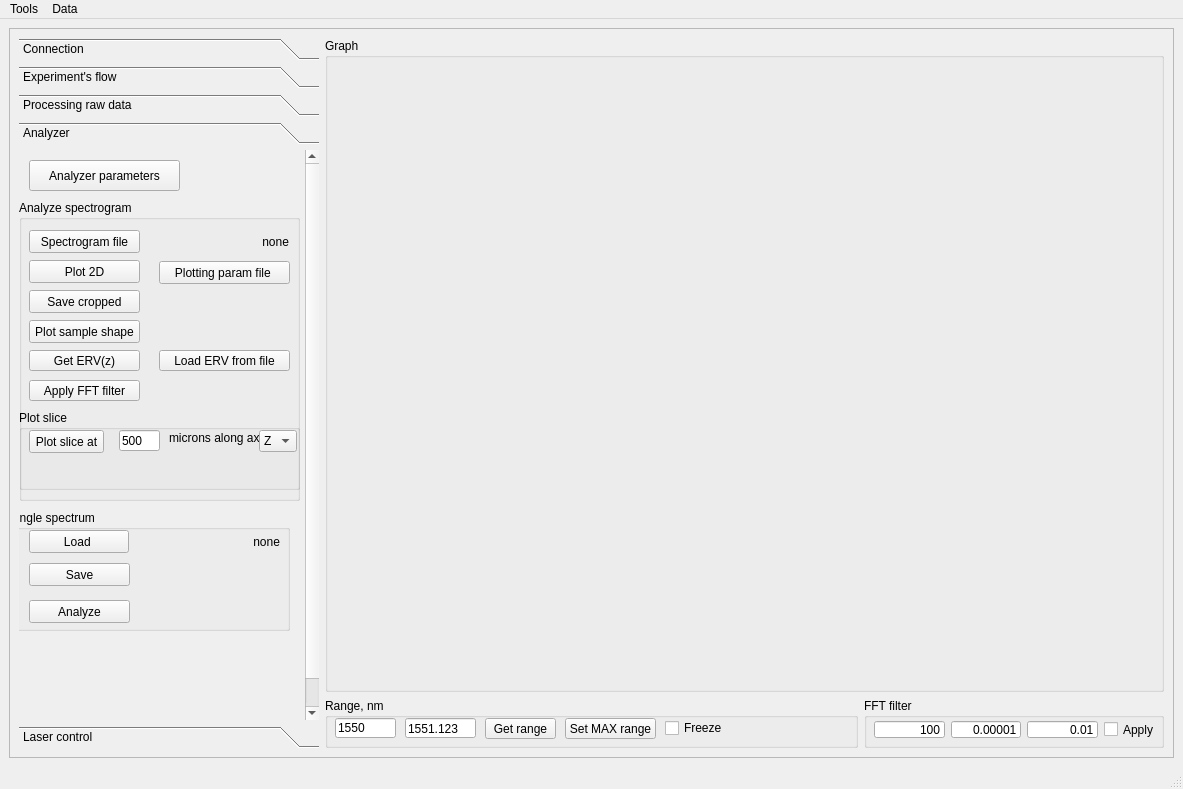
The window that Windows/UIs/MainWindow.ui (al509/ScanLoop) describes before a commit, drawn with Qt 5.
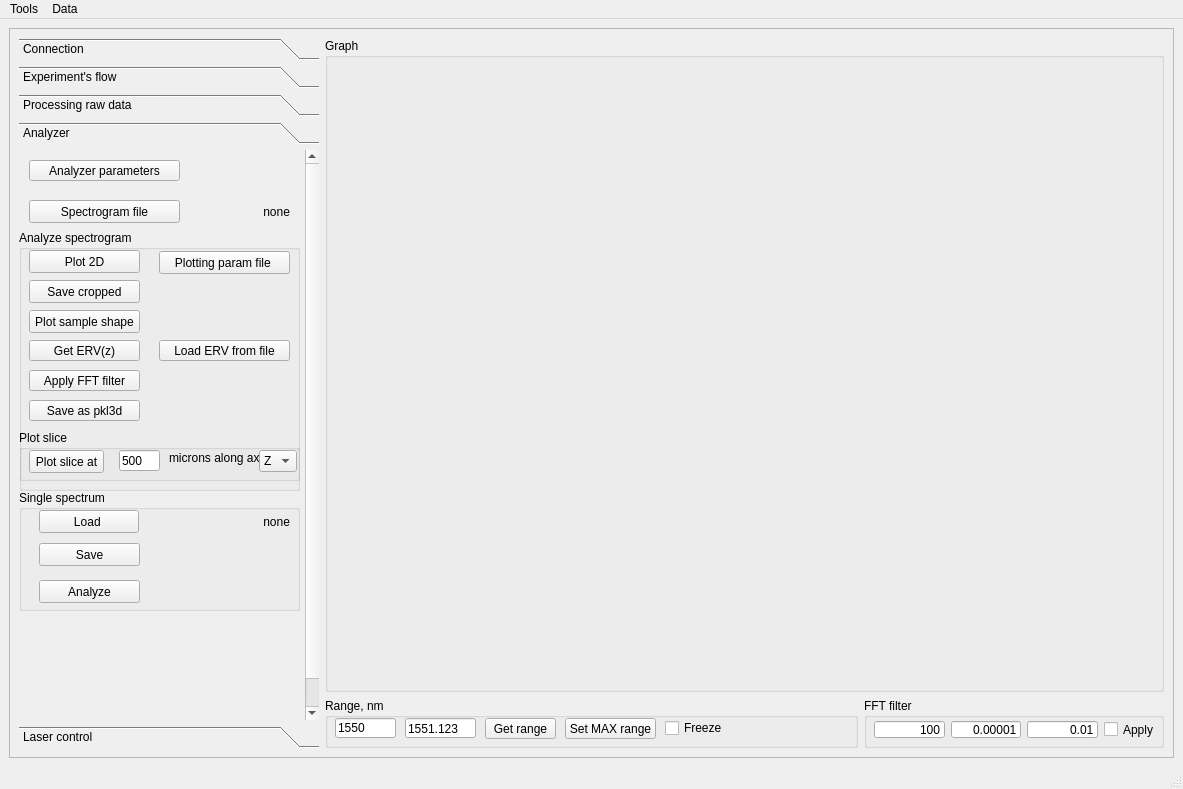
The same window after the commit. The open tabs and pages were chosen to show the change.

Diff of the .ui file:
```diff
--- a/Windows/UIs/MainWindow.ui
+++ b/Windows/UIs/MainWindow.ui
@@ -1445,7 +1445,7 @@
             <rect>
              <x>0</x>
              <y>0</y>
-             <width>98</width>
+             <width>283</width>
              <height>600</height>
             </rect>
            </property>
@@ -1462,48 +1462,19 @@
             <property name="geometry">
              <rect>
               <x>0</x>
-              <y>50</y>
+              <y>80</y>
               <width>281</width>
-              <height>301</height>
+              <height>261</height>
              </rect>
             </property>
             <property name="title">
              <string>Analyze spectrogram</string>
             </property>
-            <widget class="QPushButton" name="pushButton_analyzer_choose_file_spectrogram">
-             <property name="geometry">
-              <rect>
-               <x>10</x>
-               <y>30</y>
-               <width>111</width>
-               <height>23</height>
-              </rect>
-             </property>
-             <property name="text">
-              <string>Spectrogram file</string>
-             </property>
-            </widget>
-            <widget class="QLabel" name="label_analyzer_file">
-             <property name="geometry">
-              <rect>
-               <x>119</x>
-               <y>30</y>
-               <width>151</width>
-               <height>23</height>
-              </rect>
-             </property>
-             <property name="text">
-              <string>none</string>
-             </property>
-             <property name="alignment">
-              <set>Qt::AlignRight|Qt::AlignTrailing|Qt::AlignVCenter</set>
-             </property>
-            </widget>
             <widget class="QPushButton" name="pushButton_analyzer_plot2D">
              <property name="geometry">
               <rect>
                <x>10</x>
-               <y>60</y>
+               <y>20</y>
                <width>111</width>
                <height>23</height>
               </rect>
@@ -1516,7 +1487,7 @@
              <property name="geometry">
               <rect>
                <x>10</x>
-               <y>120</y>
+               <y>80</y>
                <width>111</width>
                <height>23</height>
               </rect>
@@ -1529,9 +1500,9 @@
              <property name="geometry">
               <rect>
                <x>0</x>
-               <y>210</y>
+               <y>200</y>
                <width>281</width>
-               <height>80</height>
+               <height>51</height>
               </rect>
              </property>
              <property name="title">
@@ -1621,7 +1592,7 @@
              <property name="geometry">
               <rect>
                <x>10</x>
-               <y>90</y>
+               <y>50</y>
                <width>111</width>
                <height>23</height>
               </rect>
@@ -1634,7 +1605,7 @@
              <property name="geometry">
               <rect>
                <x>140</x>
-               <y>61</y>
+               <y>21</y>
                <width>131</width>
                <height>23</height>
               </rect>
@@ -1647,7 +1618,7 @@
              <property name="geometry">
               <rect>
                <x>10</x>
-               <y>150</y>
+               <y>110</y>
                <width>111</width>
                <height>21</height>
               </rect>
@@ -1660,7 +1631,7 @@
              <property name="geometry">
               <rect>
                <x>10</x>
-               <y>180</y>
+               <y>140</y>
                <width>111</width>
                <height>21</height>
               </rect>
@@ -1673,7 +1644,7 @@
              <property name="geometry">
               <rect>
                <x>140</x>
-               <y>150</y>
+               <y>110</y>
                <width>131</width>
                <height>21</height>
               </rect>
@@ -1682,12 +1653,25 @@
               <string>Load ERV from file</string>
              </property>
             </widget>
+            <widget class="QPushButton" name="pushButton_analyzer_save_as_pkl3d">
+             <property name="geometry">
+              <rect>
+               <x>10</x>
+               <y>170</y>
+               <width>111</width>
+               <height>21</height>
+              </rect>
+             </property>
+             <property name="text">
+              <string>Save as pkl3d</string>
+             </property>
+            </widget>
            </widget>
            <widget class="QGroupBox" name="groupBox_8">
             <property name="geometry">
              <rect>
-              <x>-10</x>
-              <y>360</y>
+              <x>0</x>
+              <y>340</y>
               <width>281</width>
               <height>121</height>
              </rect>
@@ -1757,13 +1741,42 @@
               <x>10</x>
               <y>10</y>
               <width>151</width>
-              <height>31</height>
+              <height>21</height>
              </rect>
             </property>
             <property name="text">
              <string>Analyzer parameters</string>
             </property>
            </widget>
+           <widget class="QPushButton" name="pushButton_analyzer_choose_file_spectrogram">
+            <property name="geometry">
+             <rect>
+              <x>10</x>
+              <y>50</y>
+              <width>151</width>
+              <height>23</height>
+             </rect>
+            </property>
+            <property name="text">
+             <string>Spectrogram file</string>
+            </property>
+           </widget>
+           <widget class="QLabel" name="label_analyzer_file">
+            <property name="geometry">
+             <rect>
+              <x>120</x>
+              <y>50</y>
+              <width>151</width>
+              <height>23</height>
+             </rect>
+            </property>
+            <property name="text">
+             <string>none</string>
+            </property>
+            <property name="alignment">
+             <set>Qt::AlignRight|Qt::AlignTrailing|Qt::AlignVCenter</set>
+            </property>
+           </widget>
           </widget>
           <widget class="QWidget" name="page_6">
            <property name="geometry">
```
Left out of the diff: 16 changed lines with no effect on the pictures.
